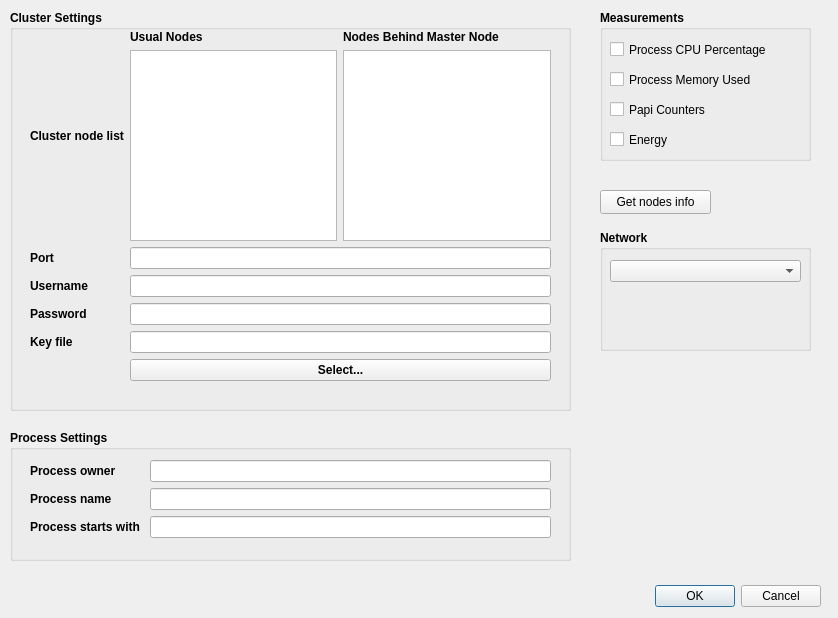
Qt form src/MonitoringProcesses/view/ConfigurationWindow.ui (jmabuin/CPM) before a commit.
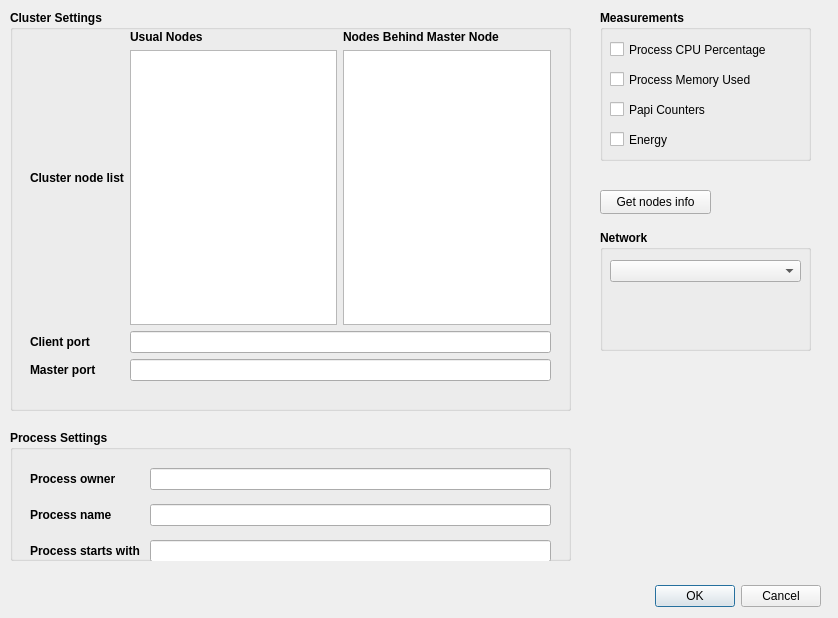
The same form after that commit.

Commit message: Added port election and started SSH configuration

```diff
--- a/src/MonitoringProcesses/view/ConfigurationWindow.ui
+++ b/src/MonitoringProcesses/view/ConfigurationWindow.ui
@@ -60,13 +60,6 @@
      </rect>
     </property>
     <layout class="QGridLayout" name="gridLayout">
-     <item row="2" column="0">
-      <widget class="QLabel" name="Label_Username">
-       <property name="text">
-        <string>Username</string>
-       </property>
-      </widget>
-     </item>
      <item row="0" column="0">
       <widget class="QLabel" name="Label_ClusterNodeList">
        <property name="text">
@@ -74,40 +67,10 @@
        </property>
       </widget>
      </item>
-     <item row="2" column="1">
-      <widget class="QLineEdit" name="LineEdit_Username">
-       <property name="font">
-        <font>
-         <weight>50</weight>
-         <bold>false</bold>
-        </font>
-       </property>
-      </widget>
-     </item>
-     <item row="3" column="0">
-      <widget class="QLabel" name="Label_Password">
-       <property name="text">
-        <string>Password</string>
-       </property>
-      </widget>
-     </item>
-     <item row="3" column="1">
-      <widget class="QLineEdit" name="LineEdit_Password">
-       <property name="font">
-        <font>
-         <weight>50</weight>
-         <bold>false</bold>
-        </font>
-       </property>
-       <property name="echoMode">
-        <enum>QLineEdit::Password</enum>
-       </property>
-      </widget>
-     </item>
      <item row="1" column="0">
       <widget class="QLabel" name="Label_Port">
        <property name="text">
-        <string>Port</string>
+        <string>Client port</string>
        </property>
       </widget>
      </item>
@@ -121,30 +84,6 @@
        </property>
       </widget>
      </item>
-     <item row="4" column="0">
-      <widget class="QLabel" name="Label_KeyFile">
-       <property name="text">
-        <string>Key file</string>
-       </property>
-      </widget>
-     </item>
-     <item row="4" column="1">
-      <widget class="QLineEdit" name="LineEdit_KeyFile">
-       <property name="font">
-        <font>
-         <weight>50</weight>
-         <bold>false</bold>
-        </font>
-       </property>
-      </widget>
-     </item>
-     <item row="5" column="1">
-      <widget class="QPushButton" name="pushButton_KeyFile">
-       <property name="text">
-        <string>Select...</string>
-       </property>
-      </widget>
-     </item>
      <item row="0" column="1">
       <layout class="QGridLayout" name="gridLayout_3">
        <item row="0" column="0">
@@ -183,6 +122,16 @@
        </item>
       </layout>
      </item>
+     <item row="2" column="0">
+      <widget class="QLabel" name="Label_MasterPort">
+       <property name="text">
+        <string>Master port</string>
+       </property>
+      </widget>
+     </item>
+     <item row="2" column="1">
+      <widget class="QLineEdit" name="LineEdit_MasterPort"/>
+     </item>
     </layout>
    </widget>
   </widget>
@@ -210,7 +159,7 @@
       <x>20</x>
       <y>30</y>
       <width>521</width>
-      <height>81</height>
+      <height>110</height>
      </rect>
     </property>
     <layout class="QGridLayout" name="gridLayout_2">
```
The commit also changes 10 other files.
